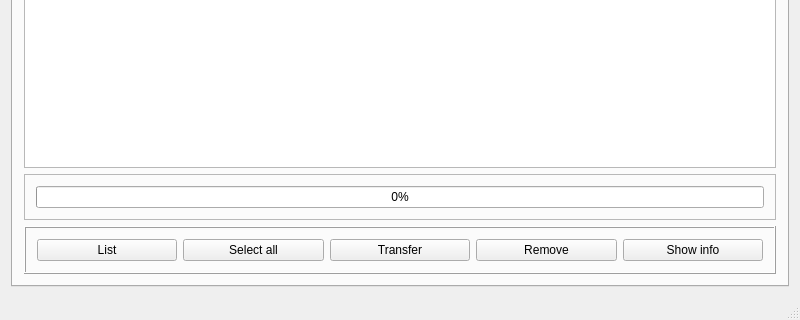
First picture: the form in resources/ui/wiibafu.ui, repository evertonstz/wiibafu, before the edit; both pictures show x 0 to 800 and y 280 to 600 of the 800 by 600 pixel window.
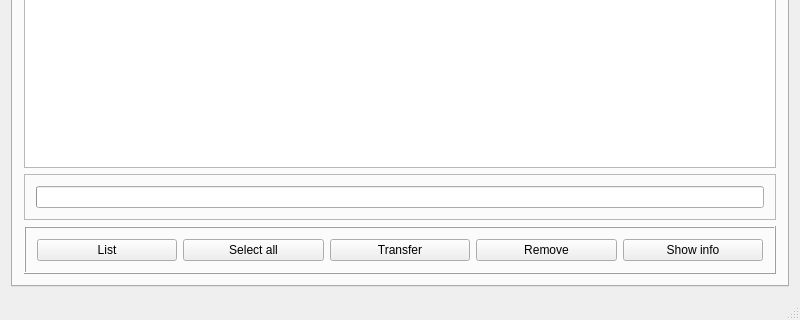
Second picture: the form after the edit. The open tabs and pages were chosen to show the change. Icons and pictures are not drawn.

```diff
--- a/resources/ui/wiibafu.ui
+++ b/resources/ui/wiibafu.ui
@@ -211,6 +211,9 @@
              <property name="value">
               <number>0</number>
              </property>
+             <property name="format">
+              <string/>
+             </property>
             </widget>
            </item>
           </layout>
```
